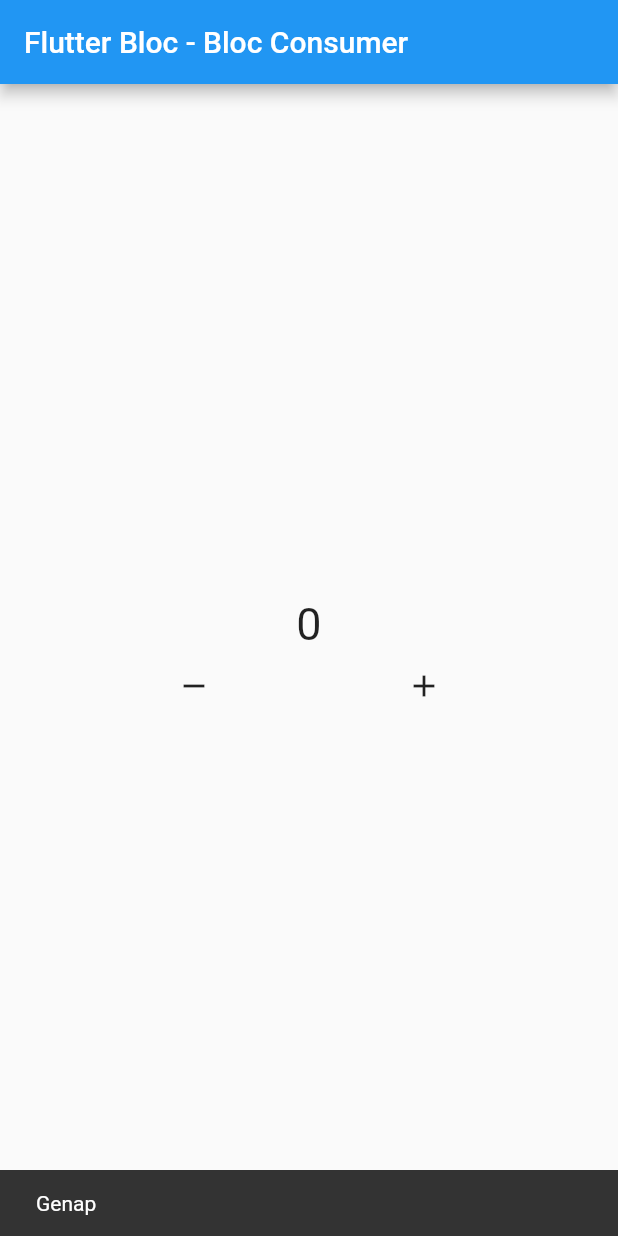
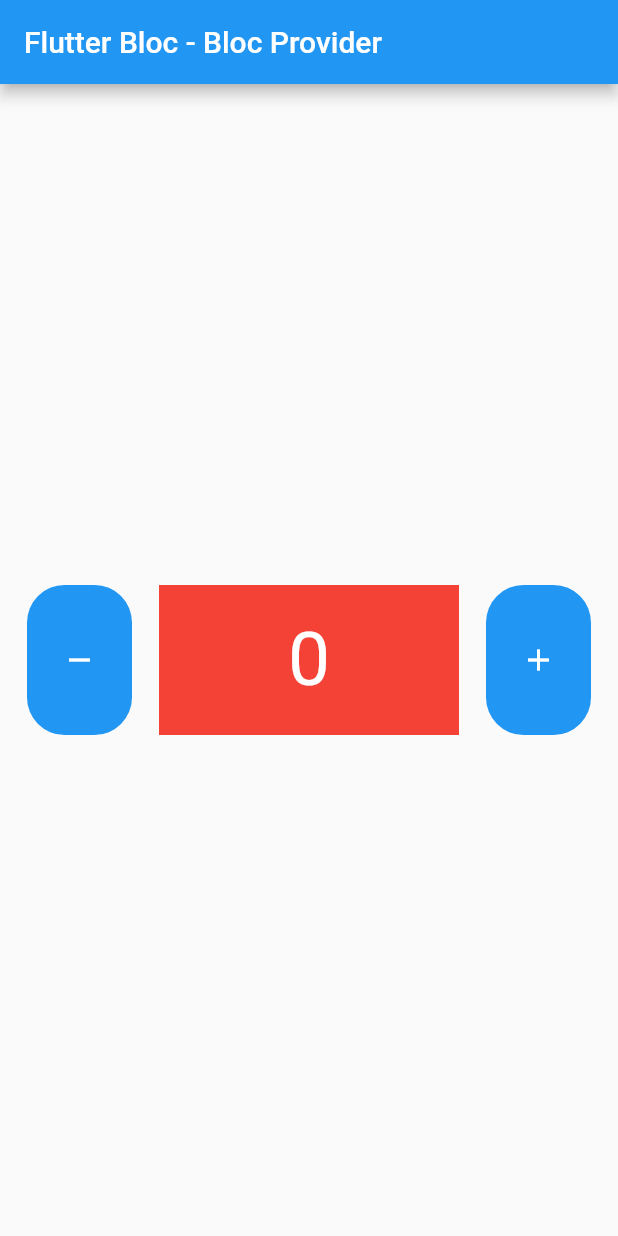
Before and after one commit to eggywardani/latihan-bloc, a Flutter app: the screen it shows after launch, after a tap on the "remove" icon, after a tap on the "add" icon, on a phone screen of 412 x 824 dp. Run offline on Flutter 3.47's test engine with Material 2 defaults, Android fonts, the light colour scheme and no system bars; our stand-ins replace bloc, flutter_bloc.

Commit message:
bloc provider

```diff
--- /dev/null
+++ b/lib/data_widget.dart
@@ -0,0 +1,27 @@
+import 'package:flutter/material.dart';
+import 'package:flutter_bloc/flutter_bloc.dart';
+
+import 'bloc/counter.dart';
+
+class DataWidget extends StatelessWidget {
+  const DataWidget({Key? key}) : super(key: key);
+
+  @override
+  Widget build(BuildContext context) {
+    Counter myCounter = BlocProvider.of<Counter>(context);
+    return Container(
+      height: 100,
+      width: 200,
+      color: Colors.red,
+      child: Center(
+        child: BlocBuilder(
+          bloc: myCounter,
+          builder: (context, state) {
+            return Text("$state",
+                style: TextStyle(fontSize: 50, color: Colors.white));
+          },
+        ),
+      ),
+    );
+  }
+}
--- a/lib/home.dart
+++ b/lib/home.dart
@@ -1,56 +1,68 @@
 import 'package:flutter/material.dart';
 import 'package:latihan_bloc/bloc/counter.dart';
 import 'package:flutter_bloc/flutter_bloc.dart';
+
+import 'data_widget.dart';
 
 class HomePage extends StatelessWidget {
   Counter myCounter = Counter();
 
   @override
   Widget build(BuildContext context) {
+    Counter myCounter = BlocProvider.of<Counter>(context);
     return Scaffold(
       appBar: AppBar(
-        title: Text("Flutter Bloc - Bloc Consumer"),
+        title: Text("Flutter Bloc - Bloc Provider"),
       ),
       body: Column(
         mainAxisAlignment: MainAxisAlignment.center,
         children: [
-          BlocConsumer<Counter, int>(
-            builder: (context, state) {
-              return Text(
-                "${state}",
-                style: TextStyle(fontSize: 30),
-              );
-            },
-            listener: (context, state) {
-              ScaffoldMessenger.of(context).showSnackBar(SnackBar(
-                content: Text("Genap"),
-                duration: Duration(seconds: 2),
-              ));
-            },
-            listenWhen: (prev, curr) {
-              if (curr % 2 == 0) {
-                return true;
-              } else {
-                return false;
-              }
-            },
-            bloc: myCounter,
-          ),
           Row(
             mainAxisAlignment: MainAxisAlignment.spaceEvenly,
             children: [
-              IconButton(
-                  onPressed: () {
+              Material(
+                color: Colors.blue,
+                borderRadius: BorderRadius.circular(25),
+                child: InkWell(
+                  onTap: () {
                     myCounter.decrement();
                   },
-                  icon: Icon(Icons.remove)),
-              IconButton(
-                  onPressed: () {
+                  borderRadius: BorderRadius.circular(25),
+                  child: SizedBox(
+                    height: 100,
+                    width: 70,
+                    child: Center(
+                      child: Icon(
+                        Icons.remove,
+                        color: Colors.white,
+                      ),
+                    ),
+                  ),
+                ),
+              ),
+              DataWidget(),
+              Material(
+                color: Colors.blue,
+                borderRadius: BorderRadius.circular(25),
+                child: InkWell(
+                  onTap: () {
                     myCounter.increment();
                   },
-                  icon: Icon(Icons.add)),
+                  borderRadius: BorderRadius.circular(25),
+                  child: SizedBox(
+                    height: 100,
+                    width: 70,
+                    child: Center(
+                      child: Icon(
+                        Icons.add,
+                        color: Colors.white,
+                      ),
+                    ),
+                  ),
+                ),
+              ),
             ],
-          )
+          ),
         ],
       ),
     );
--- a/lib/main.dart
+++ b/lib/main.dart
@@ -1,4 +1,6 @@
 import 'package:flutter/material.dart';
+import 'package:flutter_bloc/flutter_bloc.dart';
+import 'package:latihan_bloc/bloc/counter.dart';
 
 import 'home.dart';
 
@@ -11,8 +13,11 @@
 
   @override
   Widget build(BuildContext context) {
-    return MaterialApp(
-      home: HomePage(),
+    return BlocProvider(
+      create: (context) => Counter(),
+      child: MaterialApp(
+        home: HomePage(),
+      ),
     );
   }
 }
```
